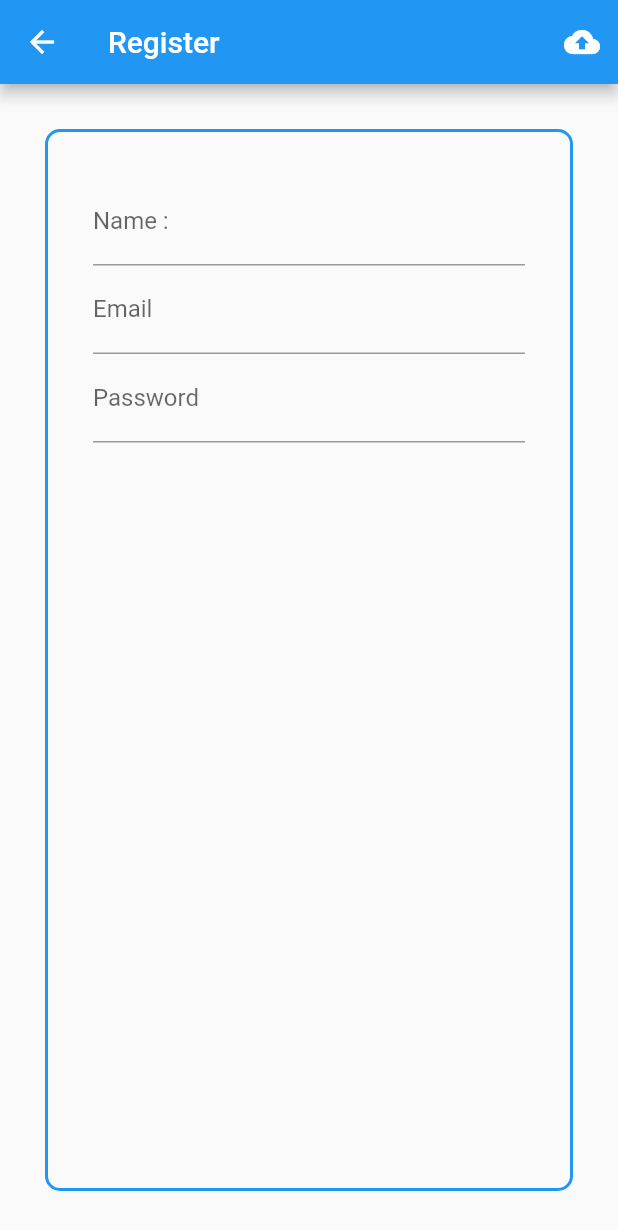
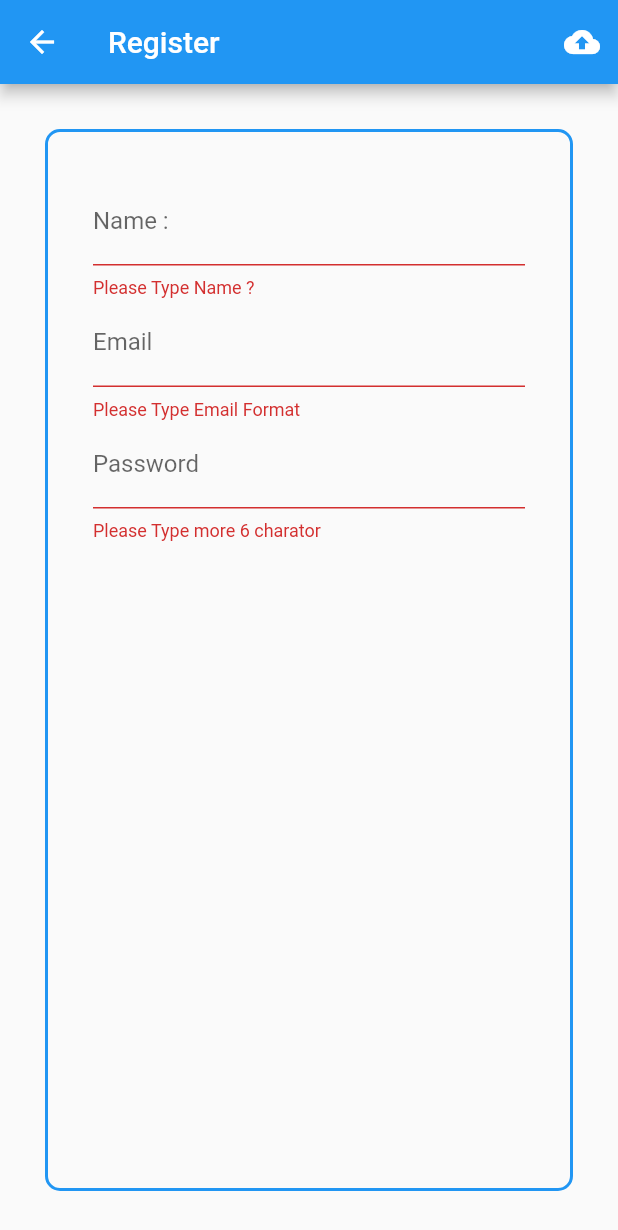
Before and after one commit to youtapong/Tong_Authen, a Flutter app: the Register screen opened directly, after a tap on the "cloud upload" icon, on a phone screen of 412 x 824 dp. Shown: the top 1230 px of the screen. Run offline on Flutter 3.47's test engine with Material 2 defaults, Android fonts, the phone set to English and light mode, and no system bars.

Commit message:
Post Data Success

```diff
--- a/lib/screens/register.dart
+++ b/lib/screens/register.dart
@@ -1,4 +1,6 @@
 import 'package:flutter/material.dart';
+import 'package:http/http.dart' show get;
+import 'dart:convert';
 
 class Register extends StatefulWidget {
   @override
@@ -6,11 +8,25 @@ class Register extends StatefulWidget {
 }
 
 class _RegisterState extends State<Register> {
+// Explicit
+  String nameString, emailString, passwordString;
+
+// Key
+  final formKey = GlobalKey<FormState>();
+
 //name
   Widget nameTextField() {
     return TextFormField(
       decoration:
           InputDecoration(labelText: 'Name :', hintText: 'Type Your Name'),
+      validator: (String value) {
+        if (value.length == 0) {
+          return 'Please Type Name ?';
+        }
+      },
+      onSaved: (String value) {
+        nameString = value;
+      },
     );
   }
 
@@ -19,18 +35,49 @@ class _RegisterState extends State<Register> {
     return TextFormField(
       decoration:
           InputDecoration(labelText: 'Email', hintText: 'Type you Email'),
+      validator: (String value) {
+        if (!((value.contains('@')) && (value.contains('.')))) {
+          return 'Please Type Email Format';
+        }
+      },
+      onSaved: (String value) {
+        emailString = value;
+      },
     );
   }
 
 //Password
   Widget passwordTextField() {
-    return TextField(
+    return TextFormField(
       decoration:
           InputDecoration(labelText: 'Password', hintText: 'more 6 Charlator'),
+      validator: (String value) {
+        if (value.length <= 5) {
+          return 'Please Type more 6 charator';
+        }
+      },
+      onSaved: (String value) {
+        passwordString = value;
+      },
     );
   }
-  void clickCloudUpload() {
+
+  void clickCloudUpload(BuildContext context) async{
     print('Click Cloud Upload');
+    print(formKey.currentState.validate());
+    if (formKey.currentState.validate()) {
+      formKey.currentState.save();
+      print('name => $nameString, email => $emailString, password => $passwordString ');
+      String urlString = 'https://www.androidthai.in.th/poy/addDataTong.php?isAdd=true&Name=$nameString&Email=$emailString&Password=$passwordString';
+
+      var response =await get(urlString);
+      var result =jsonDecode(response.body);
+      print(result);
+
+      if(result.toString()== 'true'){
+        Navigator.pop(context);
+      }
+    }
   }
 
   @override
@@ -42,18 +89,25 @@ class _RegisterState extends State<Register> {
           actions: <Widget>[
             IconButton(
               icon: Icon(Icons.cloud_upload),
-            tooltip: 'Upload to Server', onPressed: () {clickCloudUpload();},
+              tooltip: 'Upload to Server',
+              onPressed: () {
+                clickCloudUpload(context);
+              },
             )
           ],
         ),
-      body: Container(
+        body: Form(
+          key: formKey,
+          child: Container(
             padding: EdgeInsets.all(30.0),
             child: Container(
               padding: EdgeInsets.all(30.0),
               decoration: BoxDecoration(
                   borderRadius: BorderRadius.circular(10.0),
                   border: Border.all(
-                  width: 2.0, color: Colors.blue, style: BorderStyle.solid)),
+                      width: 2.0,
+                      color: Colors.blue,
+                      style: BorderStyle.solid)),
               child: Column(
                 children: <Widget>[
                   nameTextField(),
@@ -63,6 +117,6 @@ class _RegisterState extends State<Register> {
               ),
             ),
           ),
-    );
+        ));
   }
 }
--- a/pubspec.yaml
+++ b/pubspec.yaml
@@ -23,6 +23,7 @@ dependencies:
   # The following adds the Cupertino Icons font to your application.
   # Use with the CupertinoIcons class for iOS style icons.
   cupertino_icons: ^0.1.2
+  http: 0.12.0+1
 
 dev_dependencies:
   flutter_test:
```
Also changed, not shown: pubspec.lock. Lines whose indentation alone changed are shown as unchanged.
